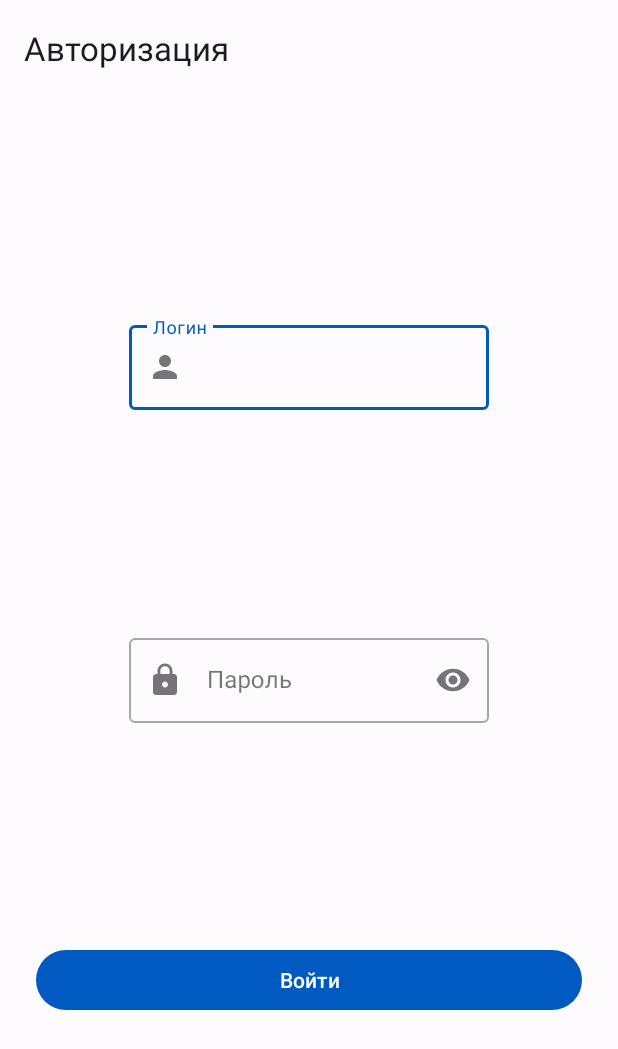
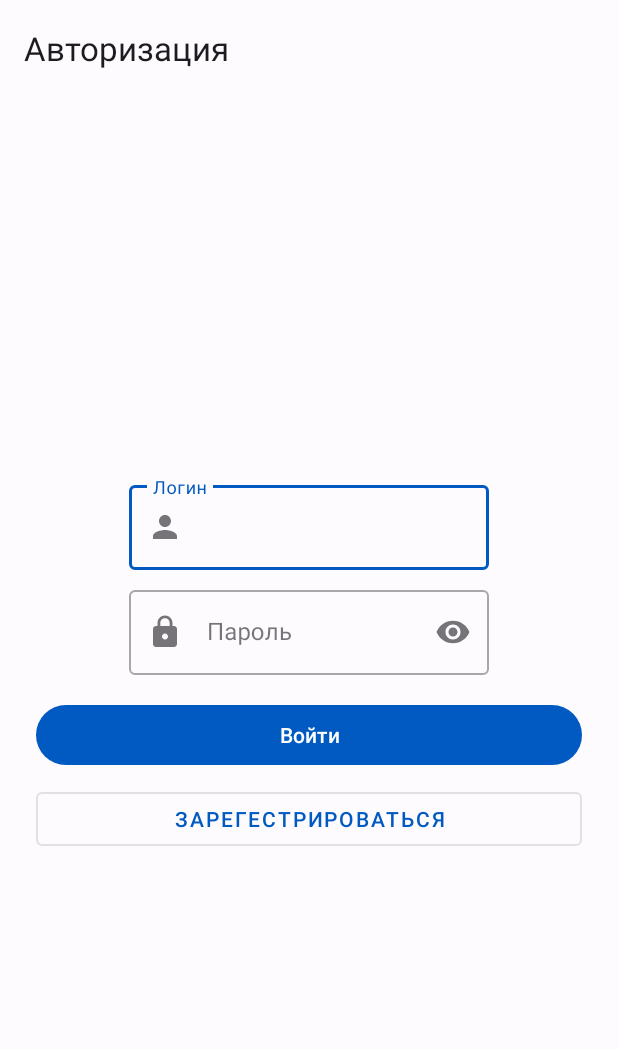
Before and after one commit to SkinnySharkk/HomeworkKuritsyn, an Android app: the screen it shows after launch (MainActivity), on a phone screen of 412 x 824 dp. Shown: the top 1049 px of the screen. Run offline under Robolectric (Android 15) with nearby library versions, the phone set to English and light mode, and no system bars; our stand-ins replace Dagger/Hilt's generated code, Timber, navigation-ui.

Commit message:
Изменил верстку fragment_login.xml, fragment_register.xml. Поправил навигацию, что бы при страте у не авторизованного пользователя был LoginFragment и возможность зарегестрироваться. А после регистрации сразу открывалась история

```diff
--- a/app/src/main/java/com/homework/homeworkkuritsyn/ui/MainActivity.kt
+++ b/app/src/main/java/com/homework/homeworkkuritsyn/ui/MainActivity.kt
@@ -15,7 +15,7 @@ import com.homework.homeworkkuritsyn.R
 import com.homework.homeworkkuritsyn.appComponent
 import com.homework.homeworkkuritsyn.databinding.ActivityMainBinding
 import com.homework.homeworkkuritsyn.presenters.MainViewModel
-import timber.log.Timber
+import com.homework.homeworkkuritsyn.ui.authorization.LoginFragmentDirections
 import javax.inject.Inject
 import kotlin.properties.Delegates
 
@@ -43,19 +43,24 @@ class MainActivity : AppCompatActivity() {
         val navHostFragment =
             supportFragmentManager.findFragmentById(R.id.navHostFragment) as NavHostFragment
         val navController = navHostFragment.navController
-        if (!viewModel.isAuthorized()) {
-            navController.navigate(R.id.loginFragment)
+        if (viewModel.isAuthorized()) {
+            navController.navigate(LoginFragmentDirections.actionLoginFragmentToLoansFragment())
         }
-        navController.addOnDestinationChangedListener{_, destination, _ ->
-            binding.bottomNavigation.visibility = if (destination.id == R.id.loginFragment) {
-                View.GONE
-            } else {
-                View.VISIBLE
-            }
+        navController.addOnDestinationChangedListener { _, destination, _ ->
+            binding.bottomNavigation.visibility =
+                if (destination.id == R.id.loginFragment || destination.id == R.id.registerFragment) {
+                    View.GONE
+                } else {
+                    View.VISIBLE
+                }
         }
         appBarConfiguration = AppBarConfiguration(
             setOf(
-                R.id.loginFragment,R.id.loansFragment, R.id.applyFragment, R.id.manualFragment, R.id.profileFragment
+                R.id.loginFragment,
+                R.id.loansFragment,
+                R.id.applyFragment,
+                R.id.manualFragment,
+                R.id.profileFragment
             )
         )
 
--- a/app/src/main/java/com/homework/homeworkkuritsyn/ui/authorization/LoginFragment.kt
+++ b/app/src/main/java/com/homework/homeworkkuritsyn/ui/authorization/LoginFragment.kt
@@ -63,8 +63,8 @@ class LoginFragment : Fragment() {
                 is LoginUiState.Success -> {
                     binding.loginProgressBar.visibility = View.GONE
 //                    findNavController().navigate(R.id.loansFragment)
+                    findNavController().navigate(LoginFragmentDirections.actionLoginFragmentToLoansFragment())
 //                    findNavController().popBackStack()
-                    findNavController().navigate(LoginFragmentDirections.actionLoginFragmentToLoansFragment())
                 }
                 is LoginUiState.Loading -> {
                     binding.loginProgressBar.visibility = View.VISIBLE
@@ -77,6 +77,9 @@ class LoginFragment : Fragment() {
                     binding.loginTextFieldUserPassword.error = loginUiState.reason
                 }
             }
+        }
+        binding.toRegisterButton.setOnClickListener {
+            findNavController().navigate(LoginFragmentDirections.actionLoginFragmentToRegisterFragment())
         }
         binding.loginTextFieldUserName.editText?.doOnTextChanged { inputText, _, _, _ ->
             if (inputText.isNullOrEmpty()) {
--- a/app/src/main/java/com/homework/homeworkkuritsyn/ui/authorization/RegisterFragment.kt
+++ b/app/src/main/java/com/homework/homeworkkuritsyn/ui/authorization/RegisterFragment.kt
@@ -72,7 +72,7 @@ class RegisterFragment : Fragment() {
                     binding.registerProgressBar.visibility = View.GONE
                     Toast.makeText(context, getString(R.string.success_register), Toast.LENGTH_LONG)
                         .show()
-//                    findNavController().navigate(RegisterFragmentDirections.actionRegisterFragmentToLoginFragment())
+                    findNavController().navigate(RegisterFragmentDirections.actionRegisterFragmentToLoansFragment())
                 }
                 is LoginUiState.Loading -> {
                     binding.registerProgressBar.visibility = View.VISIBLE
--- /dev/null
+++ b/app/src/main/res/drawable/ic_baseline_account_balance_wallet_24.xml
@@ -0,0 +1,5 @@
+<vector android:height="24dp" android:tint="#000000"
+    android:viewportHeight="24" android:viewportWidth="24"
+    android:width="24dp" xmlns:android="http://schemas.android.com/apk/res/android">
+    <path android:fillColor="@android:color/white" android:pathData="M21,18v1c0,1.1 -0.9,2 -2,2L5,21c-1.11,0 -2,-0.9 -2,-2L3,5c0,-1.1 0.89,-2 2,-2h14c1.1,0 2,0.9 2,2v1h-9c-1.11,0 -2,0.9 -2,2v8c0,1.1 0.89,2 2,2h9zM12,16h10L22,8L12,8v8zM16,13.5c-0.83,0 -1.5,-0.67 -1.5,-1.5s0.67,-1.5 1.5,-1.5 1.5,0.67 1.5,1.5 -0.67,1.5 -1.5,1.5z"/>
+</vector>
--- a/app/src/main/res/layout/fragment_login.xml
+++ b/app/src/main/res/layout/fragment_login.xml
@@ -11,18 +11,20 @@
         style="@style/Widget.MaterialComponents.TextInputLayout.OutlinedBox"
         android:layout_width="240dp"
         android:layout_height="wrap_content"
+        android:layout_marginBottom="8dp"
         android:hint="@string/login_user"
+        android:orientation="vertical"
         app:errorIconDrawable="@drawable/ic_baseline_error_24"
         app:layout_constraintBottom_toTopOf="@+id/loginTextFieldUserPassword"
         app:layout_constraintEnd_toEndOf="parent"
         app:layout_constraintStart_toStartOf="parent"
         app:layout_constraintTop_toTopOf="parent"
+        app:layout_constraintVertical_chainStyle="packed"
         app:startIconDrawable="@drawable/ic_baseline_person_24">
 
         <com.google.android.material.textfield.TextInputEditText
             android:layout_width="match_parent"
-            android:layout_height="wrap_content"
-            />
+            android:layout_height="wrap_content" />
 
     </com.google.android.material.textfield.TextInputLayout>
 
@@ -31,6 +33,7 @@
         style="@style/Widget.MaterialComponents.TextInputLayout.OutlinedBox"
         android:layout_width="240dp"
         android:layout_height="wrap_content"
+        android:layout_marginBottom="16dp"
         android:hint="@string/password_user"
         app:endIconMode="password_toggle"
         app:errorIconDrawable="@drawable/ic_baseline_error_24"
@@ -43,8 +46,7 @@
         <com.google.android.material.textfield.TextInputEditText
             android:layout_width="match_parent"
             android:layout_height="wrap_content"
-            android:inputType="textPassword"
-             />
+            android:inputType="textPassword" />
 
     </com.google.android.material.textfield.TextInputLayout>
 
@@ -54,12 +56,12 @@
         android:layout_height="wrap_content"
         android:layout_marginStart="24dp"
         android:layout_marginEnd="24dp"
+        android:layout_marginBottom="8dp"
         android:text="@string/login_button"
-        app:layout_constraintBottom_toBottomOf="parent"
+        app:layout_constraintBottom_toTopOf="@+id/toRegisterButton"
         app:layout_constraintEnd_toEndOf="parent"
         app:layout_constraintStart_toStartOf="parent"
-        app:layout_constraintTop_toBottomOf="@+id/loginTextFieldUserPassword" >
-    </Button>
+        app:layout_constraintTop_toBottomOf="@+id/loginTextFieldUserPassword" />
 
     <ProgressBar
         android:id="@+id/loginProgressBar"
@@ -67,10 +69,22 @@
         android:layout_width="wrap_content"
         android:layout_height="wrap_content"
         android:translationZ="8dp"
-        app:layout_constraintBottom_toBottomOf="@id/loginButton"
-        app:layout_constraintEnd_toEndOf="@id/loginButton"
-        app:layout_constraintStart_toStartOf="@id/loginButton"
-        app:layout_constraintTop_toTopOf="@id/loginButton" />
+        app:layout_constraintBottom_toBottomOf="@+id/loginButton"
+        app:layout_constraintEnd_toEndOf="@+id/loginButton"
+        app:layout_constraintStart_toStartOf="@+id/loginButton"
+        app:layout_constraintTop_toTopOf="@+id/loginButton" />
 
+    <Button
+        android:id="@+id/toRegisterButton"
+        style="@style/Widget.MaterialComponents.Button.OutlinedButton"
+        android:layout_width="match_parent"
+        android:layout_height="wrap_content"
+        android:layout_marginStart="24dp"
+        android:layout_marginEnd="24dp"
+        android:text="@string/register_button"
+        app:layout_constraintBottom_toBottomOf="parent"
+        app:layout_constraintEnd_toEndOf="parent"
+        app:layout_constraintStart_toStartOf="parent"
+        app:layout_constraintTop_toBottomOf="@+id/loginButton" />
 
 </androidx.constraintlayout.widget.ConstraintLayout>
--- a/app/src/main/res/layout/fragment_register.xml
+++ b/app/src/main/res/layout/fragment_register.xml
@@ -19,6 +19,8 @@
         app:layout_constraintHorizontal_bias="0.5"
         app:layout_constraintStart_toStartOf="parent"
         app:layout_constraintTop_toTopOf="parent"
+        android:layout_marginBottom="8dp"
+        app:layout_constraintVertical_chainStyle="packed"
         app:startIconDrawable="@drawable/ic_baseline_person_24">
 
         <com.google.android.material.textfield.TextInputEditText
@@ -40,6 +42,7 @@
         app:layout_constraintEnd_toEndOf="parent"
         app:layout_constraintHorizontal_bias="0.5"
         app:layout_constraintStart_toStartOf="parent"
+        android:layout_marginBottom="16dp"
         app:layout_constraintTop_toBottomOf="@+id/registerTextFieldLogin"
         app:startIconDrawable="@drawable/ic_baseline_lock_24">
 
@@ -52,8 +55,10 @@
 
     <Button
         android:id="@+id/registerButton"
-        android:layout_width="wrap_content"
+        android:layout_width="0dp"
         android:layout_height="wrap_content"
+        android:layout_marginStart="24dp"
+        android:layout_marginEnd="24dp"
         android:text="@string/register_button"
         app:layout_constraintBottom_toBottomOf="parent"
         app:layout_constraintEnd_toEndOf="parent"
--- a/app/src/main/res/navigation/nav_graph.xml
+++ b/app/src/main/res/navigation/nav_graph.xml
@@ -3,7 +3,7 @@
     xmlns:app="http://schemas.android.com/apk/res-auto"
     xmlns:tools="http://schemas.android.com/tools"
     android:id="@+id/nav_graph"
-    app:startDestination="@id/loansFragment">
+    app:startDestination="@id/loginFragment">
 
     <fragment
         android:id="@+id/loginFragment"
@@ -16,13 +16,19 @@
         <action
             android:id="@+id/action_loginFragment_to_loansFragment"
             app:destination="@id/loansFragment"
+            app:popUpTo="@id/loginFragment"
+            app:popUpToInclusive="true"
             />
     </fragment>
     <fragment
         android:id="@+id/registerFragment"
         android:name="com.homework.homeworkkuritsyn.ui.authorization.RegisterFragment"
         android:label="@string/fragment_register"
-        tools:layout="@layout/fragment_register" />
+        tools:layout="@layout/fragment_register" >
+        <action
+            android:id="@+id/action_registerFragment_to_loansFragment"
+            app:destination="@id/loansFragment" />
+    </fragment>
     <fragment
         android:id="@+id/loansFragment"
         android:name="com.homework.homeworkkuritsyn.ui.historyloans.LoansFragment"
```
